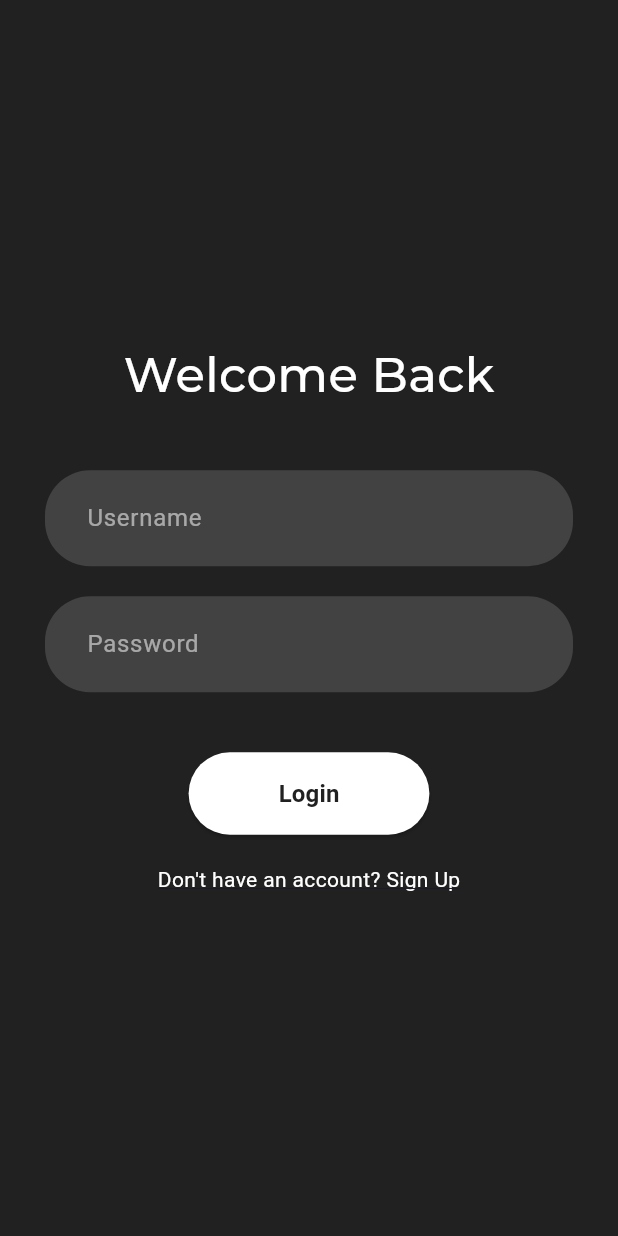
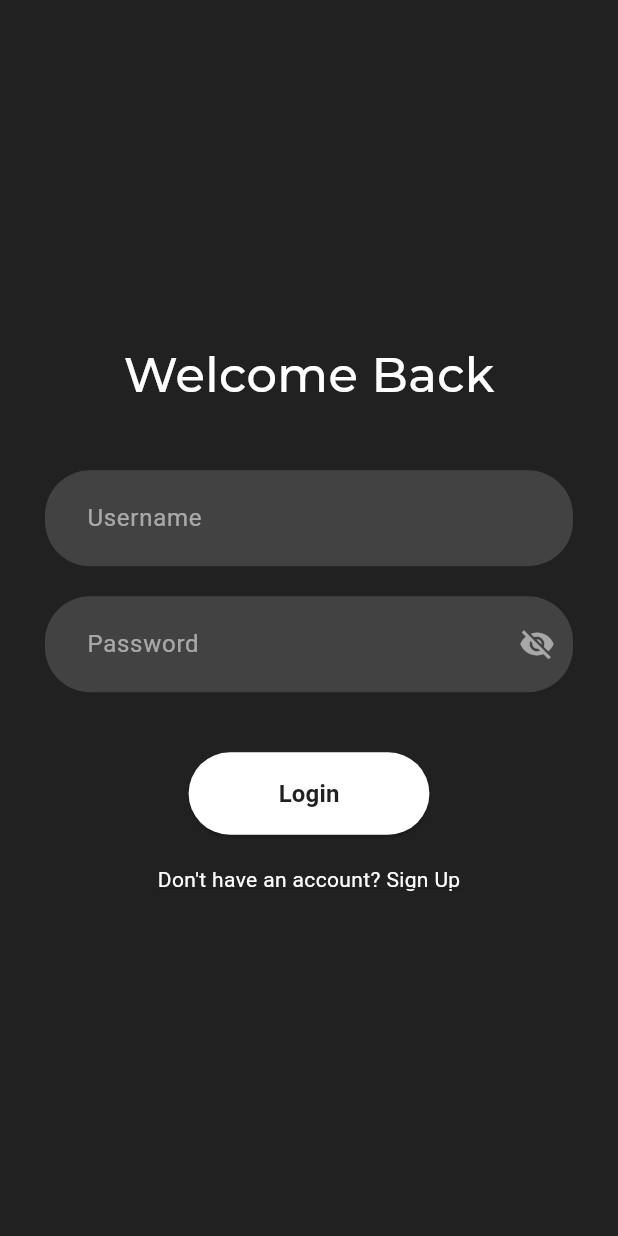
Before and after one commit to Hypertext-Assassin-RSS/Mindful-Reader, a Flutter app: the LoginScreen screen opened directly, on a phone screen of 412 x 824 dp. Run offline on Flutter 3.47's test engine with Material 3 defaults, Android fonts, the phone set to English and light mode, and no system bars; drawn by our look-alikes of flutter_animate; our stand-ins replace carousel_slider, dio, flutter_dotenv, flutter_svg, google_fonts, shared_preferences; missing offline and left inert: flutter_pdfview, no_screenshot, super_cupertino_navigation_bar; accounts and stored records are empty; network calls fail.

Commit message:
update to login

```diff
--- a/lib/main.dart
+++ b/lib/main.dart
@@ -1,5 +1,5 @@
 import 'package:flutter/material.dart';
-import 'package:mindful_reader/src/widgets/bottomTabBar.dart';
+import 'package:mindful_reader/src/screens/login.dart';
 import './src/colors/color.dart';
 import 'package:flutter_dotenv/flutter_dotenv.dart';
 
@@ -20,7 +20,7 @@ class MyApp extends StatelessWidget {
         scaffoldBackgroundColor: KFifthColor
       ),
       // home: const BottomNavBar(),
-      home: const BottomTabBar(),
+      home: const LoginScreen(),
     );
   }
 }
--- a/lib/src/screens/login.dart
+++ b/lib/src/screens/login.dart
@@ -17,6 +17,8 @@ class LoginScreen extends StatefulWidget {
 
 class _LoginScreenState extends State<LoginScreen> {
   bool isLogin = true;
+  bool _passwordVisible = false; // Toggle password visibility
+  bool _confirmPasswordVisible = false; // For confirm password
   final TextEditingController _usernameController = TextEditingController();
   final TextEditingController _emailController = TextEditingController();
   final TextEditingController _passwordController = TextEditingController();
@@ -28,8 +30,40 @@ class _LoginScreenState extends State<LoginScreen> {
     });
   }
 
+  // Input validation: Check if any field is empty
+  bool _validateInputs() {
+    if (isLogin) {
+      if (_usernameController.text.isEmpty || _passwordController.text.isEmpty) {
+        ScaffoldMessenger.of(context).showSnackBar(
+          const SnackBar(content: Text('Please fill in all fields')),
+        );
+        return false;
+      }
+    } else {
+      if (_usernameController.text.isEmpty ||
+          _emailController.text.isEmpty ||
+          _passwordController.text.isEmpty ||
+          _confirmPasswordController.text.isEmpty) {
+        ScaffoldMessenger.of(context).showSnackBar(
+          const SnackBar(content: Text('Please fill in all fields')),
+        );
+        return false;
+      }
+
+      if (_passwordController.text != _confirmPasswordController.text) {
+        ScaffoldMessenger.of(context).showSnackBar(
+          const SnackBar(content: Text('Passwords do not match')),
+        );
+        return false;
+      }
+    }
+    return true;
+  }
+
   // Perform Login
   Future<void> _login() async {
+    if (!_validateInputs()) return; // Validate inputs first
+
     final username = _usernameController.text;
     final password = _passwordController.text;
     await dotenv.load(fileName: "assets/config/.env");
@@ -88,18 +122,13 @@ class _LoginScreenState extends State<LoginScreen> {
 
   // Perform Signup
   Future<void> _signup() async {
+    if (!_validateInputs()) return; // Validate inputs first
+
     final username = _usernameController.text;
     final email = _emailController.text;
     final password = _passwordController.text;
     final confirmPassword = _confirmPasswordController.text;
     await dotenv.load(fileName: "assets/config/.env");
-
-    if (password != confirmPassword) {
-      ScaffoldMessenger.of(context).showSnackBar(
-        const SnackBar(content: Text('Passwords do not match')),
-      );
-      return;
-    }
 
     try {
       final response = await http.post(
@@ -202,18 +231,32 @@ class _LoginScreenState extends State<LoginScreen> {
 
               Padding(
                 padding: const EdgeInsets.symmetric(horizontal: 30.0),
-                child: _buildTextField('Password', true, _passwordController)
-                    .animate()
-                    .fadeIn(duration: 900.ms),
+                child: _buildPasswordTextField(
+                  'Password',
+                  _passwordController,
+                  _passwordVisible,
+                  () {
+                    setState(() {
+                      _passwordVisible = !_passwordVisible;
+                    });
+                  }
+                ).animate().fadeIn(duration: 900.ms),
               ),
 
               if (!isLogin) ...[
                 const SizedBox(height: 20),
                 Padding(
                   padding: const EdgeInsets.symmetric(horizontal: 30.0),
-                  child: _buildTextField('Confirm Password', true, _confirmPasswordController)
-                      .animate()
-                      .fadeIn(duration: 1000.ms),
+                  child: _buildPasswordTextField(
+                    'Confirm Password',
+                    _confirmPasswordController,
+                    _confirmPasswordVisible,
+                    () {
+                      setState(() {
+                        _confirmPasswordVisible = !_confirmPasswordVisible;
+                      });
+                    }
+                  ).animate().fadeIn(duration: 1000.ms),
                 ),
               ],
 
@@ -284,4 +327,31 @@ class _LoginScreenState extends State<LoginScreen> {
       ),
     );
   }
+
+  // Build a text field with password visibility toggle
+  Widget _buildPasswordTextField(String hint, TextEditingController controller, bool isVisible, VoidCallback toggleVisibility) {
+    return TextField(
+      controller: controller,
+      obscureText: !isVisible,
+      style: const TextStyle(color: Colors.white),
+      decoration: InputDecoration(
+        hintText: hint,
+        hintStyle: const TextStyle(color: Colors.white54),
+        filled: true,
+        fillColor: Colors.grey[800],
+        border: OutlineInputBorder(
+          borderRadius: BorderRadius.circular(30),
+          borderSide: BorderSide.none,
+        ),
+        contentPadding: const EdgeInsets.symmetric(vertical: 20, horizontal: 24),
+        suffixIcon: IconButton(
+          icon: Icon(
+            isVisible ? Icons.visibility : Icons.visibility_off,
+            color: Colors.white54,
+          ),
+          onPressed: toggleVisibility,
+        ),
+      ),
+    );
+  }
 }
--- a/pubspec.yaml
+++ b/pubspec.yaml
@@ -32,6 +32,7 @@ dependencies:
   turn_page_transition: ^0.3.0
   alh_pdf_view: ^2.0.1
   carousel_slider: ^5.0.0
+  shared_preferences: ^2.3.2
 
 dev_dependencies:
   flutter_launcher_icons: "^0.13.1"
```
Also changed, not shown: lib/src/screens/banner.dart (added, +149 -0 lines), lib/src/screens/profile.dart (+22 -31 lines), lib/src/widgets/bottomnav.dart (added, +72 -0 lines), pubspec.lock.
